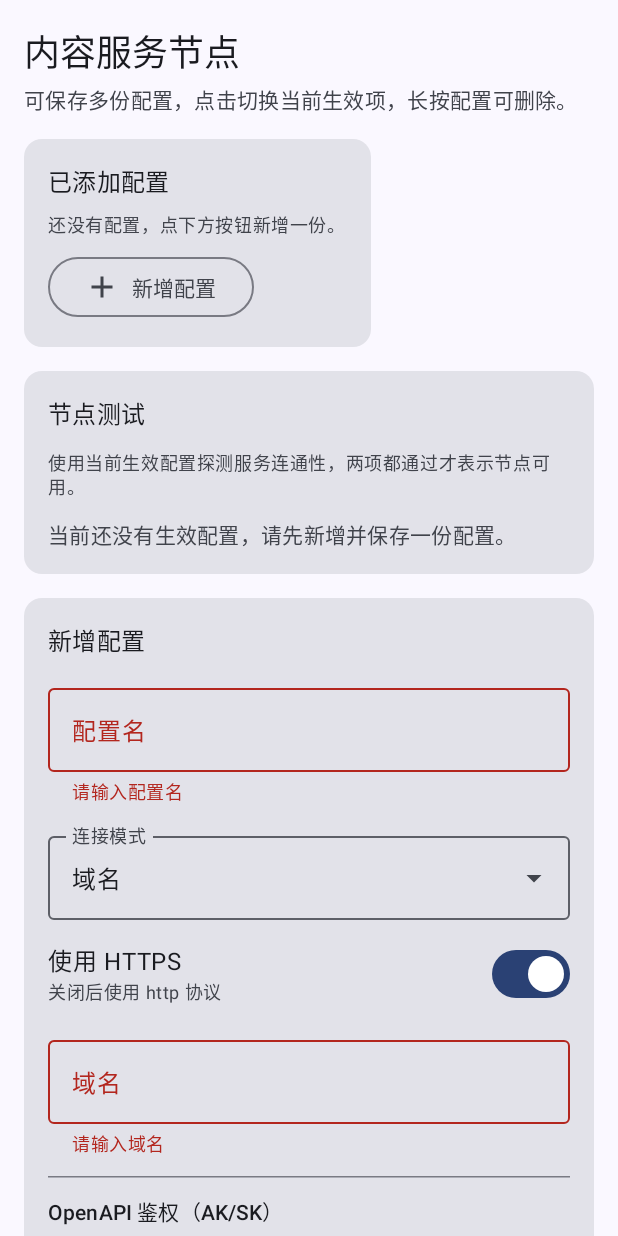
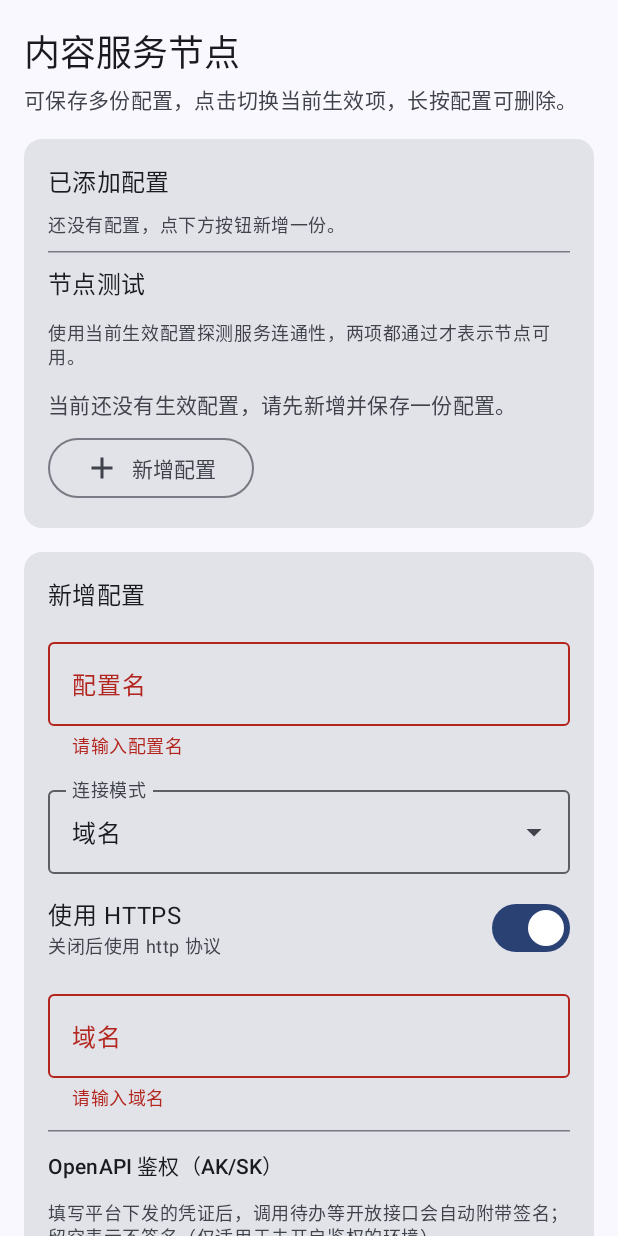
Before and after one commit to acnxo/AMC, an Android app built with Jetpack Compose: the composable ServerNodeContent shown on its own in the app's theme, on a phone screen of 412 x 824 dp. Run offline under Robolectric (Android 15) with nearby library versions, the phone set to English and light mode, and no system bars.

Commit message:
fix(settings): 节点测试移入「已添加配置」卡片内，紧跟生效配置列表
之前做成了独立卡片放在卡片外侧，与要求的「生效配置下方」不符。
现改为同一卡片内、配置列表之后（新增配置按钮之前）的分隔区块。

```diff
--- a/app/src/main/java/io/github/acnxo/amc/ui/settings/ServerNodeScreen.kt
+++ b/app/src/main/java/io/github/acnxo/amc/ui/settings/ServerNodeScreen.kt
@@ -305,21 +305,13 @@ private fun ServerNodeContent(
                         }
                     }
                 }
-                OutlinedButton(onClick = { startNewProfile() }) {
-                    Icon(imageVector = Icons.Filled.Add, contentDescription = null)
-                    Spacer(modifier = Modifier.width(8.dp))
-                    Text(text = "新增配置")
-                }
-            }
-        }
-
                 // ---------------------------------------------------------------
-        // 节点测试：存活探测 + 鉴权握手
+                // 节点测试：存活探测 + 鉴权握手（位于「已添加配置」卡片内，生效配置下方）
                 // ---------------------------------------------------------------
                 if (kind == ServerKind.CMS) {
-            Card {
+                    HorizontalDivider()
                     Column(
-                    modifier = Modifier.padding(16.dp),
+                        modifier = Modifier.fillMaxWidth(),
                         verticalArrangement = Arrangement.spacedBy(12.dp),
                     ) {
                             // 取一份本地引用，便于在下面的分支中安全使用
@@ -398,6 +390,13 @@ private fun ServerNodeContent(
                                     }
                                 }
                             }
+                        }
+                }
+
+                OutlinedButton(onClick = { startNewProfile() }) {
+                    Icon(imageVector = Icons.Filled.Add, contentDescription = null)
+                    Spacer(modifier = Modifier.width(8.dp))
+                    Text(text = "新增配置")
                 }
             }
         }
```
Lines whose indentation alone changed are shown as unchanged.
